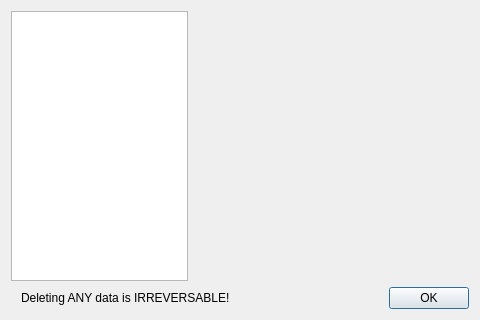
Above: src/yuzu/data_dialog.ui from Valdrrak/suyu-v0.0.4 before the change. Below: the same form after it.
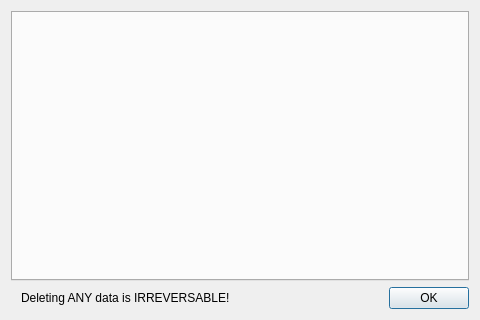
That is the form after the change.

Commit message: [desktop] Change data manager to use tabs instead of a list (#3856)

What changed in the file:
```diff
--- a/src/yuzu/data_dialog.ui
+++ b/src/yuzu/data_dialog.ui
@@ -27,31 +27,9 @@
   </property>
   <layout class="QVBoxLayout" name="verticalLayout">
    <item>
-    <layout class="QHBoxLayout" name="horizontalLayout" stretch="1,1">
+    <layout class="QHBoxLayout" name="horizontalLayout" stretch="0">
      <item>
-      <widget class="QListWidget" name="labels">
-       <property name="sizePolicy">
-        <sizepolicy hsizetype="Expanding" vsizetype="Expanding">
-         <horstretch>0</horstretch>
-         <verstretch>0</verstretch>
-        </sizepolicy>
-       </property>
-      </widget>
-     </item>
-     <item>
-      <widget class="QStackedWidget" name="page">
-       <property name="sizePolicy">
-        <sizepolicy hsizetype="Expanding" vsizetype="Expanding">
-         <horstretch>0</horstretch>
-         <verstretch>0</verstretch>
-        </sizepolicy>
-       </property>
-       <property name="minimumSize">
-        <size>
-         <width>275</width>
-         <height>200</height>
-        </size>
-       </property>
+      <widget class="QTabWidget" name="pages">
        <property name="currentIndex">
         <number>-1</number>
        </property>
```
The commit also changes 2 other files.
